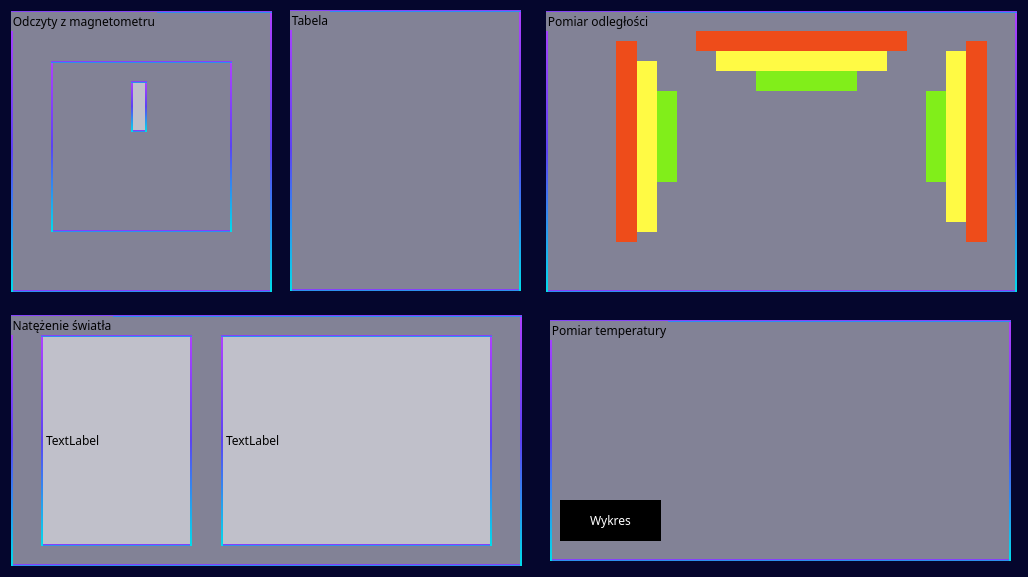
The window that form.ui (olala10/wds) describes before a commit, drawn with Qt 5.
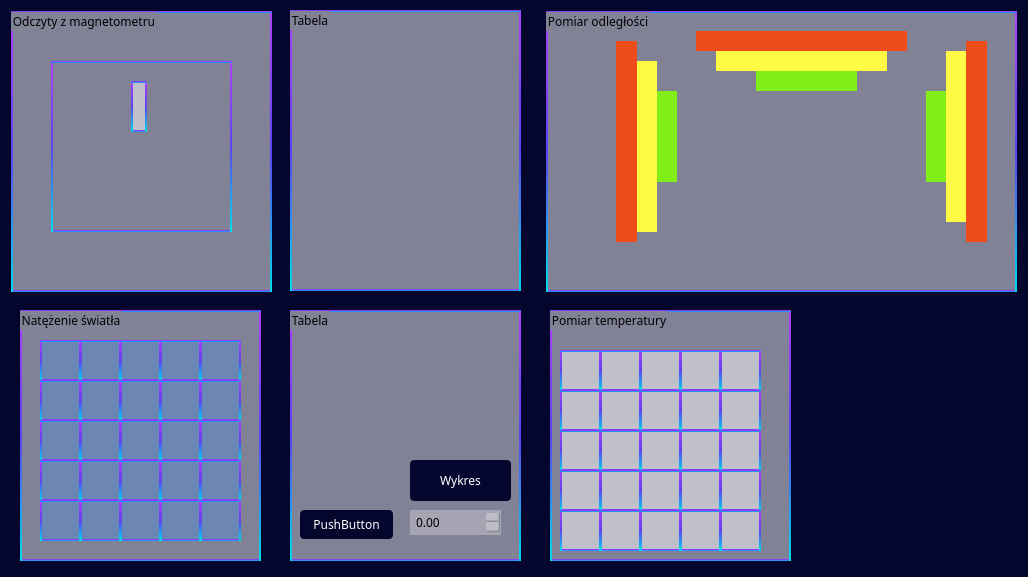
The same window after the commit.

Patch:
```diff
--- a/form.ui
+++ b/form.ui
@@ -266,9 +266,9 @@
   <widget class="QGroupBox" name="groupBox_2">
    <property name="geometry">
     <rect>
-     <x>11</x>
-     <y>315</y>
-     <width>511</width>
+     <x>20</x>
+     <y>310</y>
+     <width>241</width>
      <height>251</height>
     </rect>
    </property>
@@ -286,27 +286,401 @@
    <widget class="QLabel" name="label">
     <property name="geometry">
      <rect>
-      <x>210</x>
-      <y>20</y>
-      <width>271</width>
-      <height>211</height>
+      <x>180</x>
+      <y>30</y>
+      <width>41</width>
+      <height>41</height>
      </rect>
     </property>
+    <property name="styleSheet">
+     <string notr="true">background-color: rgba(59, 147, 252, 0.3);</string>
+    </property>
     <property name="text">
-     <string>TextLabel</string>
+     <string/>
     </property>
    </widget>
-   <widget class="QLabel" name="label_2">
+   <widget class="QLabel" name="label2_5">
     <property name="geometry">
      <rect>
-      <x>30</x>
-      <y>20</y>
-      <width>151</width>
-      <height>211</height>
+      <x>180</x>
+      <y>70</y>
+      <width>41</width>
+      <height>41</height>
      </rect>
     </property>
+    <property name="styleSheet">
+     <string notr="true">background-color: rgba(59, 147, 252, 0.3);</string>
+    </property>
     <property name="text">
-     <string>TextLabel</string>
+     <string/>
+    </property>
+   </widget>
+   <widget class="QLabel" name="label3_5">
+    <property name="geometry">
+     <rect>
+      <x>180</x>
+      <y>110</y>
+      <width>41</width>
+      <height>41</height>
+     </rect>
+    </property>
+    <property name="styleSheet">
+     <string notr="true">background-color: rgba(59, 147, 252, 0.3);</string>
+    </property>
+    <property name="text">
+     <string/>
+    </property>
+   </widget>
+   <widget class="QLabel" name="label4_5">
+    <property name="geometry">
+     <rect>
+      <x>180</x>
+      <y>150</y>
+      <width>41</width>
+      <height>41</height>
+     </rect>
+    </property>
+    <property name="styleSheet">
+     <string notr="true">background-color: rgba(59, 147, 252, 0.3);</string>
+    </property>
+    <property name="text">
+     <string/>
+    </property>
+   </widget>
+   <widget class="QLabel" name="label1_4">
+    <property name="geometry">
+     <rect>
+      <x>140</x>
+      <y>30</y>
+      <width>41</width>
+      <height>41</height>
+     </rect>
+    </property>
+    <property name="styleSheet">
+     <string notr="true">background-color: rgba(59, 147, 252, 0.3);</string>
+    </property>
+    <property name="text">
+     <string/>
+    </property>
+   </widget>
+   <widget class="QLabel" name="label2_4">
+    <property name="geometry">
+     <rect>
+      <x>140</x>
+      <y>70</y>
+      <width>41</width>
+      <height>41</height>
+     </rect>
+    </property>
+    <property name="styleSheet">
+     <string notr="true">background-color: rgba(59, 147, 252, 0.3);</string>
+    </property>
+    <property name="text">
+     <string/>
+    </property>
+   </widget>
+   <widget class="QLabel" name="label3_4">
+    <property name="geometry">
+     <rect>
+      <x>140</x>
+      <y>110</y>
+      <width>41</width>
+      <height>41</height>
+     </rect>
+    </property>
+    <property name="styleSheet">
+     <string notr="true">background-color: rgba(59, 147, 252, 0.3);</string>
+    </property>
+    <property name="text">
+     <string/>
+    </property>
+   </widget>
+   <widget class="QLabel" name="label4_4">
+    <property name="geometry">
+     <rect>
+      <x>140</x>
+      <y>150</y>
+      <width>41</width>
+      <height>41</height>
+     </rect>
+    </property>
+    <property name="styleSheet">
+     <string notr="true">background-color: rgba(59, 147, 252, 0.3);</string>
+    </property>
+    <property name="text">
+     <string/>
+    </property>
+   </widget>
+   <widget class="QLabel" name="label1_3">
+    <property name="geometry">
+     <rect>
+      <x>100</x>
+      <y>30</y>
+      <width>41</width>
+      <height>41</height>
+     </rect>
+    </property>
+    <property name="styleSheet">
+     <string notr="true">background-color: rgba(59, 147, 252, 0.3);</string>
+    </property>
+    <property name="text">
+     <string/>
+    </property>
+   </widget>
+   <widget class="QLabel" name="label2_3">
+    <property name="geometry">
+     <rect>
+      <x>100</x>
+      <y>70</y>
+      <width>41</width>
+      <height>41</height>
+     </rect>
+    </property>
+    <property name="styleSheet">
+     <string notr="true">background-color: rgba(59, 147, 252, 0.3);</string>
+    </property>
+    <property name="text">
+     <string/>
+    </property>
+   </widget>
+   <widget class="QLabel" name="label3_3">
+    <property name="geometry">
+     <rect>
+      <x>100</x>
+      <y>110</y>
+      <width>41</width>
+      <height>41</height>
+     </rect>
+    </property>
+    <property name="styleSheet">
+     <string notr="true">background-color: rgba(59, 147, 252, 0.3);</string>
+    </property>
+    <property name="text">
+     <string/>
+    </property>
+   </widget>
+   <widget class="QLabel" name="label4_3">
+    <property name="geometry">
+     <rect>
+      <x>100</x>
+      <y>150</y>
+      <width>41</width>
+      <height>41</height>
+     </rect>
+    </property>
+    <property name="styleSheet">
+     <string notr="true">background-color: rgba(59, 147, 252, 0.3);</string>
+    </property>
+    <property name="text">
+     <string/>
+    </property>
+   </widget>
+   <widget class="QLabel" name="label1_2">
+    <property name="geometry">
+     <rect>
+      <x>60</x>
+      <y>30</y>
+      <width>41</width>
+      <height>41</height>
+     </rect>
+    </property>
+    <property name="styleSheet">
+     <string notr="true">background-color: rgba(59, 147, 252, 0.3);</string>
+    </property>
+    <property name="text">
+     <string/>
+    </property>
+   </widget>
+   <widget class="QLabel" name="label2_2">
+    <property name="geometry">
+     <rect>
+      <x>60</x>
+      <y>70</y>
+      <width>41</width>
+      <height>41</height>
+     </rect>
+    </property>
+    <property name="styleSheet">
+     <string notr="true">background-color: rgba(59, 147, 252, 0.3);</string>
+    </property>
+    <property name="text">
+     <string/>
+    </property>
+   </widget>
+   <widget class="QLabel" name="label3_2">
+    <property name="geometry">
+     <rect>
+      <x>60</x>
+      <y>110</y>
+      <width>41</width>
+      <height>41</height>
+     </rect>
+    </property>
+    <property name="styleSheet">
+     <string notr="true">background-color: rgba(59, 147, 252, 0.3);</string>
+    </property>
+    <property name="text">
+     <string/>
+    </property>
+   </widget>
+   <widget class="QLabel" name="label4_2">
+    <property name="geometry">
+     <rect>
+      <x>60</x>
+      <y>150</y>
+      <width>41</width>
+      <height>41</height>
+     </rect>
+    </property>
+    <property name="styleSheet">
+     <string notr="true">background-color: rgba(59, 147, 252, 0.3);</string>
+    </property>
+    <property name="text">
+     <string/>
+    </property>
+   </widget>
+   <widget class="QLabel" name="label1_1">
+    <property name="geometry">
+     <rect>
+      <x>20</x>
+      <y>30</y>
+      <width>41</width>
+      <height>41</height>
+     </rect>
+    </property>
+    <property name="styleSheet">
+     <string notr="true">background-color: rgba(59, 147, 252, 0.3);</string>
+    </property>
+    <property name="text">
+     <string/>
+    </property>
+   </widget>
+   <widget class="QLabel" name="label2_1">
+    <property name="geometry">
+     <rect>
+      <x>20</x>
+      <y>70</y>
+      <width>41</width>
+      <height>41</height>
+     </rect>
+    </property>
+    <property name="styleSheet">
+     <string notr="true">background-color: rgba(59, 147, 252, 0.3);</string>
+    </property>
+    <property name="text">
+     <string/>
+    </property>
+   </widget>
+   <widget class="QLabel" name="label3_1">
+    <property name="geometry">
+     <rect>
+      <x>20</x>
+      <y>110</y>
+      <width>41</width>
+      <height>41</height>
+     </rect>
+    </property>
+    <property name="styleSheet">
+     <string notr="true">background-color: rgba(59, 147, 252, 0.3);</string>
+    </property>
+    <property name="text">
+     <string/>
+    </property>
+   </widget>
+   <widget class="QLabel" name="label4_1">
+    <property name="geometry">
+     <rect>
+      <x>20</x>
+      <y>150</y>
+      <width>41</width>
+      <height>41</height>
+     </rect>
+    </property>
+    <property name="styleSheet">
+     <string notr="true">background-color: rgba(59, 147, 252, 0.3);</string>
+    </property>
+    <property name="text">
+     <string/>
+    </property>
+   </widget>
+   <widget class="QLabel" name="label5_3">
+    <property name="geometry">
+     <rect>
+      <x>100</x>
+      <y>190</y>
+      <width>41</width>
+      <height>41</height>
+     </rect>
+    </property>
+    <property name="styleSheet">
+     <string notr="true">background-color: rgba(59, 147, 252, 0.3);</string>
+    </property>
+    <property name="text">
+     <string/>
+    </property>
+   </widget>
+   <widget class="QLabel" name="label5_5">
+    <property name="geometry">
+     <rect>
+      <x>180</x>
+      <y>190</y>
+      <width>41</width>
+      <height>41</height>
+     </rect>
+    </property>
+    <property name="styleSheet">
+     <string notr="true">background-color: rgba(59, 147, 252, 0.3);</string>
+    </property>
+    <property name="text">
+     <string/>
+    </property>
+   </widget>
+   <widget class="QLabel" name="label5_4">
+    <property name="geometry">
+     <rect>
+      <x>140</x>
+      <y>190</y>
+      <width>41</width>
+      <height>41</height>
+     </rect>
+    </property>
+    <property name="styleSheet">
+     <string notr="true">background-color: rgba(59, 147, 252, 0.3);</string>
+    </property>
+    <property name="text">
+     <string/>
+    </property>
+   </widget>
+   <widget class="QLabel" name="label5_2">
+    <property name="geometry">
+     <rect>
+      <x>60</x>
+      <y>190</y>
+      <width>41</width>
+      <height>41</height>
+     </rect>
+    </property>
+    <property name="styleSheet">
+     <string notr="true">background-color: rgba(59, 147, 252, 0.3);</string>
+    </property>
+    <property name="text">
+     <string/>
+    </property>
+   </widget>
+   <widget class="QLabel" name="label5_1">
+    <property name="geometry">
+     <rect>
+      <x>20</x>
+      <y>190</y>
+      <width>41</width>
+      <height>41</height>
+     </rect>
+    </property>
+    <property name="styleSheet">
+     <string notr="true">background-color: rgba(59, 147, 252, 0.3);</string>
+    </property>
+    <property name="text">
+     <string/>
     </property>
    </widget>
   </widget>
@@ -314,9 +688,9 @@
    <property name="geometry">
     <rect>
      <x>550</x>
-     <y>320</y>
-     <width>461</width>
-     <height>241</height>
+     <y>310</y>
+     <width>241</width>
+     <height>251</height>
     </rect>
    </property>
    <property name="styleSheet">
@@ -330,35 +704,329 @@
    <property name="title">
     <string>Pomiar temperatury</string>
    </property>
-   <widget class="QPushButton" name="pushButtonTemperature">
+   <widget class="QLabel" name="label1">
     <property name="geometry">
      <rect>
       <x>10</x>
-      <y>180</y>
-      <width>101</width>
+      <y>40</y>
+      <width>41</width>
       <height>41</height>
      </rect>
     </property>
-    <property name="styleSheet">
-     <string notr="true">.QPushButton{
-background-color: black;
-color: white;
-border: none;
-}
-
-.QPushButton:hover {
-  border: 2px solid rgba(255, 255, 255, 70);
-}
-
-.QPushButton:pressed {
-background-color: rgba(255, 255, 255, 50);
-
-    border: 2px solid  rgba(255, 255, 255, 70);
-}
-</string>
+    <property name="text">
+     <string/>
     </property>
+   </widget>
+   <widget class="QLabel" name="label_2">
+    <property name="geometry">
+     <rect>
+      <x>50</x>
+      <y>40</y>
+      <width>41</width>
+      <height>41</height>
+     </rect>
+    </property>
     <property name="text">
-     <string>Wykres</string>
+     <string/>
+    </property>
+   </widget>
+   <widget class="QLabel" name="label_3">
+    <property name="geometry">
+     <rect>
+      <x>90</x>
+      <y>40</y>
+      <width>41</width>
+      <height>41</height>
+     </rect>
+    </property>
+    <property name="text">
+     <string/>
+    </property>
+   </widget>
+   <widget class="QLabel" name="label_4">
+    <property name="geometry">
+     <rect>
+      <x>130</x>
+      <y>40</y>
+      <width>41</width>
+      <height>41</height>
+     </rect>
+    </property>
+    <property name="text">
+     <string/>
+    </property>
+   </widget>
+   <widget class="QLabel" name="label_5">
+    <property name="geometry">
+     <rect>
+      <x>170</x>
+      <y>40</y>
+      <width>41</width>
+      <height>41</height>
+     </rect>
+    </property>
+    <property name="text">
+     <string/>
+    </property>
+   </widget>
+   <widget class="QLabel" name="label_6">
+    <property name="geometry">
+     <rect>
+      <x>10</x>
+      <y>80</y>
+      <width>41</width>
+      <height>41</height>
+     </rect>
+    </property>
+    <property name="text">
+     <string/>
+    </property>
+   </widget>
+   <widget class="QLabel" name="label_7">
+    <property name="geometry">
+     <rect>
+      <x>50</x>
+      <y>80</y>
+      <width>41</width>
+      <height>41</height>
+     </rect>
+    </property>
+    <property name="text">
+     <string/>
+    </property>
+   </widget>
+   <widget class="QLabel" name="label_8">
+    <property name="geometry">
+     <rect>
+      <x>90</x>
+      <y>80</y>
+      <width>41</width>
+      <height>41</height>
+     </rect>
+    </property>
+    <property name="text">
+     <string/>
+    </property>
+   </widget>
+   <widget class="QLabel" name="label_9">
+    <property name="geometry">
+     <rect>
+      <x>130</x>
+      <y>80</y>
+      <width>41</width>
+      <height>41</height>
+     </rect>
+    </property>
+    <property name="text">
+     <string/>
+    </property>
+   </widget>
+   <widget class="QLabel" name="label_10">
+    <property name="geometry">
+     <rect>
+      <x>170</x>
+      <y>80</y>
+      <width>41</width>
+      <height>41</height>
+     </rect>
+    </property>
+    <property name="text">
+     <string/>
+    </property>
+   </widget>
+   <widget class="QLabel" name="label_11">
+    <property name="geometry">
+     <rect>
+      <x>10</x>
+      <y>120</y>
+      <width>41</width>
+      <height>41</height>
+     </rect>
+    </property>
+    <property name="text">
+     <string/>
+    </property>
+   </widget>
+   <widget class="QLabel" name="label_12">
+    <property name="geometry">
+     <rect>
+      <x>50</x>
+      <y>120</y>
+      <width>41</width>
+      <height>41</height>
+     </rect>
+    </property>
+    <property name="text">
+     <string/>
+    </property>
+   </widget>
+   <widget class="QLabel" name="label_13">
+    <property name="geometry">
+     <rect>
+      <x>90</x>
+      <y>120</y>
+      <width>41</width>
+      <height>41</height>
+     </rect>
+    </property>
+    <property name="text">
+     <string/>
+    </property>
+   </widget>
+   <widget class="QLabel" name="label_14">
+    <property name="geometry">
+     <rect>
+      <x>130</x>
+      <y>120</y>
+      <width>41</width>
+      <height>41</height>
+     </rect>
+    </property>
+    <property name="text">
+     <string/>
+    </property>
+   </widget>
+   <widget class="QLabel" name="label_15">
+    <property name="geometry">
+     <rect>
+      <x>170</x>
+      <y>120</y>
+      <width>41</width>
+      <height>41</height>
+     </rect>
+    </property>
+    <property name="text">
+     <string/>
+    </property>
+   </widget>
+   <widget class="QLabel" name="label_16">
+    <property name="geometry">
+     <rect>
+      <x>10</x>
+      <y>160</y>
+      <width>41</width>
+      <height>41</height>
+     </rect>
+    </property>
+    <property name="text">
+     <string/>
+    </property>
+   </widget>
+   <widget class="QLabel" name="label_17">
+    <property name="geometry">
+     <rect>
+      <x>50</x>
+      <y>160</y>
+      <width>41</width>
+      <height>41</height>
+     </rect>
+    </property>
+    <property name="text">
+     <string/>
+    </property>
+   </widget>
+   <widget class="QLabel" name="label_18">
+    <property name="geometry">
+     <rect>
+      <x>90</x>
+      <y>160</y>
+      <width>41</width>
+      <height>41</height>
+     </rect>
+    </property>
+    <property name="text">
+     <string/>
+    </property>
+   </widget>
+   <widget class="QLabel" name="label_19">
+    <property name="geometry">
+     <rect>
+      <x>130</x>
+      <y>160</y>
+      <width>41</width>
+      <height>41</height>
+     </rect>
+    </property>
+    <property name="text">
+     <string/>
+    </property>
+   </widget>
+   <widget class="QLabel" name="label_20">
+    <property name="geometry">
+     <rect>
+      <x>170</x>
+      <y>160</y>
+      <width>41</width>
+      <height>41</height>
+     </rect>
+    </property>
+    <property name="text">
+     <string/>
+    </property>
+   </widget>
+   <widget class="QLabel" name="label_21">
+    <property name="geometry">
+     <rect>
+      <x>10</x>
+      <y>200</y>
+      <width>41</width>
+      <height>41</height>
+     </rect>
+    </property>
+    <property name="text">
+     <string/>
+    </property>
+   </widget>
+   <widget class="QLabel" name="label_22">
+    <property name="geometry">
+     <rect>
+      <x>50</x>
+      <y>200</y>
+      <width>41</width>
+      <height>41</height>
+     </rect>
+    </property>
+    <property name="text">
+     <string/>
+    </property>
+   </widget>
+   <widget class="QLabel" name="label_23">
+    <property name="geometry">
+     <rect>
+      <x>90</x>
+      <y>200</y>
+      <width>41</width>
+      <height>41</height>
+     </rect>
+    </property>
+    <property name="text">
+     <string/>
+    </property>
+   </widget>
+   <widget class="QLabel" name="label_24">
+    <property name="geometry">
+     <rect>
+      <x>130</x>
+      <y>200</y>
+      <width>41</width>
+      <height>41</height>
+     </rect>
+    </property>
+    <property name="text">
+     <string/>
+    </property>
+   </widget>
+   <widget class="QLabel" name="label_25">
+    <property name="geometry">
+     <rect>
+      <x>170</x>
+      <y>200</y>
+      <width>41</width>
+      <height>41</height>
+     </rect>
+    </property>
+    <property name="text">
+     <string/>
     </property>
    </widget>
   </widget>
@@ -383,6 +1051,116 @@
     <string>Tabela</string>
    </property>
   </widget>
+  <widget class="QGroupBox" name="groupBox_5">
+   <property name="geometry">
+    <rect>
+     <x>290</x>
+     <y>310</y>
+     <width>231</width>
+     <height>251</height>
+    </rect>
+   </property>
+   <property name="styleSheet">
+    <string notr="true">background-color: rgba(255, 255, 255, 0.5);
+  border: 2px solid qlineargradient(spread:pad, x1:0.5, y1:0, x2:0.5, y2:1, stop:0 rgba(175, 64, 255, 255), stop:0.5 rgba(91, 66, 243, 255), stop:1 rgba(0, 221, 235, 255));
+  color: black;
+  font-family: Phantomsans, sans-serif;
+  text-decoration: none;
+</string>
+   </property>
+   <property name="title">
+    <string>Tabela</string>
+   </property>
+   <widget class="QPushButton" name="lightButton">
+    <property name="geometry">
+     <rect>
+      <x>10</x>
+      <y>200</y>
+      <width>93</width>
+      <height>29</height>
+     </rect>
+    </property>
+    <property name="styleSheet">
+     <string notr="true">.QPushButton {
+
+border-radius: 4px;
+  background-color: rgb(5, 6, 45);
+  border: none;
+  color: #FFFFFF;
+  text-align: center;
+  padding: 5px;
+
+  white-space: nowrap;
+
+}
+
+.QPushButton:hover {
+  background-color: qlineargradient(spread:pad, x1:0.5, y1:0, x2:0.5, y2:1, stop:0 rgba(175, 64, 255, 255), stop:0.5 rgba(91, 66, 243, 255), stop:1 rgba(0, 221, 235, 255));
+  color: rgb(255, 255, 255);
+}
+
+.QPushButton:pressed {
+    background-color: rgb(5, 6, 45);
+    border: 2px solid  qlineargradient(spread:pad, x1:0.5, y1:0, x2:0.5, y2:1, stop:0 rgba(175, 64, 255, 255), stop:0.5 rgba(91, 66, 243, 255), stop:1 rgba(0, 221, 235, 255));
+}</string>
+    </property>
+    <property name="text">
+     <string>PushButton</string>
+    </property>
+   </widget>
+   <widget class="QDoubleSpinBox" name="lightSpinBox">
+    <property name="geometry">
+     <rect>
+      <x>120</x>
+      <y>200</y>
+      <width>91</width>
+      <height>25</height>
+     </rect>
+    </property>
+    <property name="styleSheet">
+     <string notr="true">background-color: rgba(255, 255, 255, 70);
+border: none;
+padding: 4px;</string>
+    </property>
+   </widget>
+   <widget class="QPushButton" name="pushButtonTemperature">
+    <property name="geometry">
+     <rect>
+      <x>120</x>
+      <y>150</y>
+      <width>101</width>
+      <height>41</height>
+     </rect>
+    </property>
+    <property name="styleSheet">
+     <string notr="true">.QPushButton {
+
+border-radius: 4px;
+  background-color: rgb(5, 6, 45);
+  border: none;
+  color: #FFFFFF;
+  text-align: center;
+  padding: 5px;
+
+  white-space: nowrap;
+
+}
+
+.QPushButton:hover {
+  background-color: qlineargradient(spread:pad, x1:0.5, y1:0, x2:0.5, y2:1, stop:0 rgba(175, 64, 255, 255), stop:0.5 rgba(91, 66, 243, 255), stop:1 rgba(0, 221, 235, 255));
+  color: rgb(255, 255, 255);
+}
+
+.QPushButton:pressed {
+    background-color: rgb(5, 6, 45);
+    border: 2px solid  qlineargradient(spread:pad, x1:0.5, y1:0, x2:0.5, y2:1, stop:0 rgba(175, 64, 255, 255), stop:0.5 rgba(91, 66, 243, 255), stop:1 rgba(0, 221, 235, 255));
+}</string>
+    </property>
+    <property name="text">
+     <string>Wykres</string>
+    </property>
+   </widget>
+  </widget>
  </widget>
  <resources/>
  <connections/>
```
Left out of the diff: 6 changed lines with no effect on the pictures.
